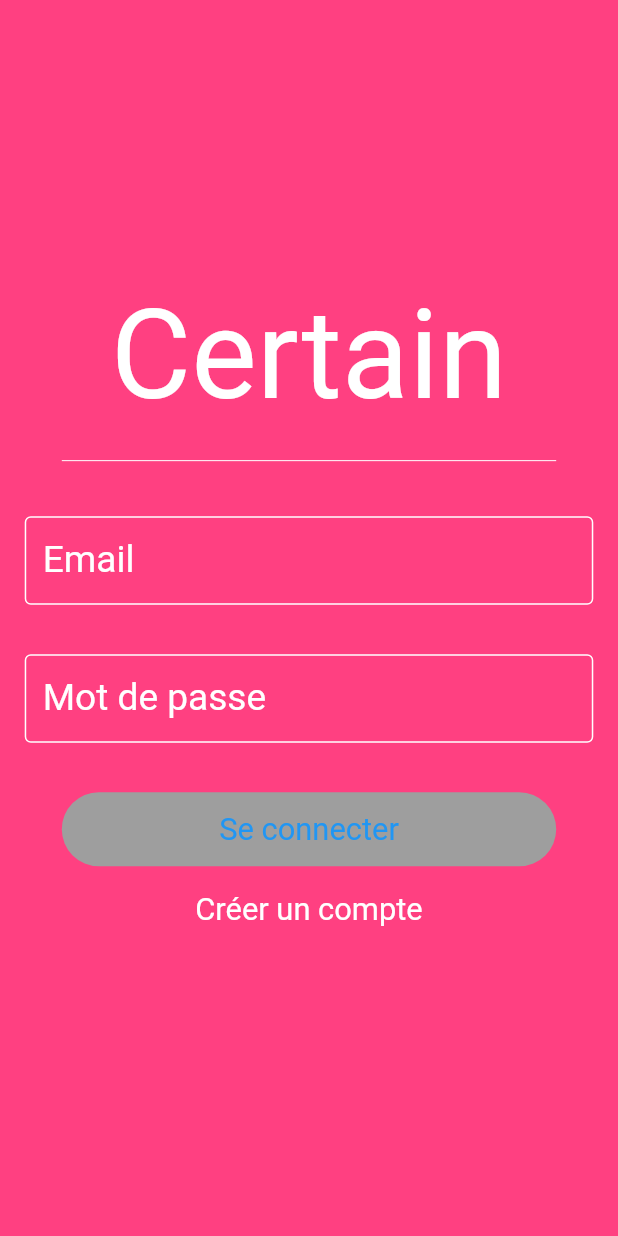
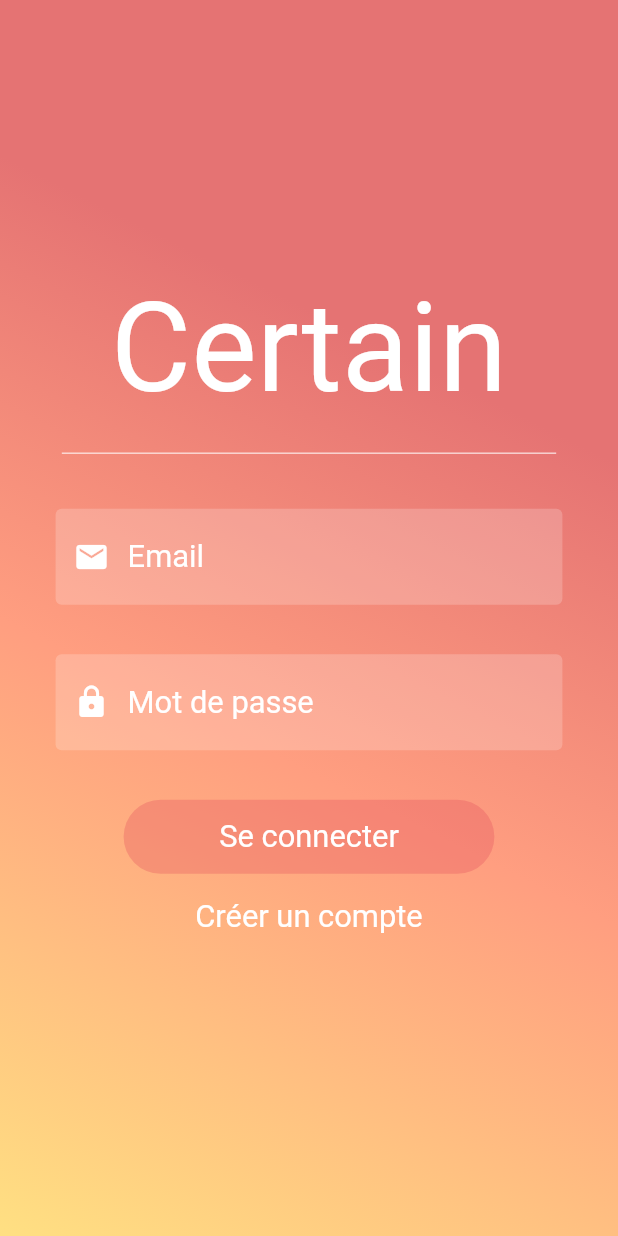
Before and after one commit to KyleESP/certain, a Flutter app: the screen it shows after launch, on a phone screen of 412 x 824 dp. Run offline on Flutter 3.47's test engine with Material 2 defaults, Android fonts, the phone set to English and light mode, and no system bars; our stand-ins replace bloc, cloud_firestore, equatable, eva_icons_flutter, extended_image, file_picker and 8 more; accounts and stored records are empty; statements that could not run were skipped.

Commit message:
#8 - Couleurs, champs textes et bouton de connexion

```diff
--- a/lib/views/widgets/login_form_widget.dart
+++ b/lib/views/widgets/login_form_widget.dart
@@ -118,7 +118,22 @@ class _LoginFormState extends State<LoginForm> {
         builder: (context, state) {
           return SingleChildScrollView(
             child: Container(
-              color: backgroundColor,
+              decoration: BoxDecoration(
+                  gradient: LinearGradient(
+                      begin: Alignment.topRight,
+                      end: Alignment.bottomLeft,
+                      stops: [
+                        0.3,
+                        0.6,
+                        1.0
+                      ],
+                      colors: [
+                        Colors.red[300],
+                        Colors.deepOrangeAccent[100],
+                        Colors.amber[200]
+                      ]
+                  )
+              ),
               width: size.width,
               height: size.height,
               child: Column(
@@ -139,31 +154,39 @@ class _LoginFormState extends State<LoginForm> {
                       color: Colors.white,
                     ),
                   ),
-                  Padding(
+                  Container(
                     padding: EdgeInsets.all(size.height * 0.02),
+                    width: size.width * 0.9,
                     child: TextFormField(
                       controller: _emailController,
                       autovalidate: true,
                       validator: (_) {
                         return !state.isEmailValid ? "Email invalide" : null;
                       },
+                      style: TextStyle(
+                          color: Colors.white,
+                          fontSize: size.height * 0.025
+                      ),
                       decoration: InputDecoration(
-                        labelText: "Email",
-                        labelStyle: TextStyle(
-                            color: Colors.white, fontSize: size.height * 0.03),
-                        focusedBorder: OutlineInputBorder(
-                          borderSide:
-                              BorderSide(color: Colors.white, width: 1.0),
+                        prefixIcon: Icon(
+                          Icons.email,
+                          color: Colors.white,
                         ),
+                        hintText: "Email",
+                        hintStyle: TextStyle(
+                            color: Colors.white, fontSize: size.height * 0.025),
+                        filled: true,
+                        fillColor: Colors.white.withOpacity(0.2),
                         enabledBorder: OutlineInputBorder(
                           borderSide:
-                              BorderSide(color: Colors.white, width: 1.0),
+                              BorderSide.none,
                         ),
                       ),
                     ),
                   ),
-                  Padding(
+                  Container(
                     padding: EdgeInsets.all(size.height * 0.02),
+                    width: size.width * 0.9,
                     child: TextFormField(
                       controller: _passwordController,
                       autocorrect: false,
@@ -174,17 +197,23 @@ class _LoginFormState extends State<LoginForm> {
                             ? "Mot de passe invalide"
                             : null;
                       },
+                      style: TextStyle(
+                          color: Colors.white,
+                          fontSize: size.height * 0.025
+                      ),
                       decoration: InputDecoration(
-                        labelText: "Mot de passe",
-                        labelStyle: TextStyle(
-                            color: Colors.white, fontSize: size.height * 0.03),
-                        focusedBorder: OutlineInputBorder(
-                          borderSide:
-                              BorderSide(color: Colors.white, width: 1.0),
+                        prefixIcon: Icon(
+                          Icons.lock,
+                          color: Colors.white,
                         ),
+                        hintText: "Mot de passe",
+                        hintStyle: TextStyle(
+                            color: Colors.white, fontSize: size.height * 0.025),
+                        filled: true,
+                        fillColor: Colors.white.withOpacity(0.2),
                         enabledBorder: OutlineInputBorder(
                           borderSide:
-                              BorderSide(color: Colors.white, width: 1.0),
+                          BorderSide.none,
                         ),
                       ),
                     ),
@@ -198,12 +227,12 @@ class _LoginFormState extends State<LoginForm> {
                               ? _onFormSubmitted
                               : null,
                           child: Container(
-                            width: size.width * 0.8,
+                            width: size.width * 0.6,
                             height: size.height * 0.06,
                             decoration: BoxDecoration(
                               color: isLoginButtonEnabled(state)
-                                  ? Colors.white
-                                  : Colors.grey,
+                                  ? Color(0xFFE04A5A)
+                                  : Color(0xFFE04A5A).withOpacity(0.3),
                               borderRadius:
                                   BorderRadius.circular(size.height * 0.05),
                             ),
@@ -212,7 +241,7 @@ class _LoginFormState extends State<LoginForm> {
                                 "Se connecter",
                                 style: TextStyle(
                                     fontSize: size.height * 0.025,
-                                    color: Colors.blue),
+                                    color: Colors.white),
                               ),
                             ),
                           ),
```
